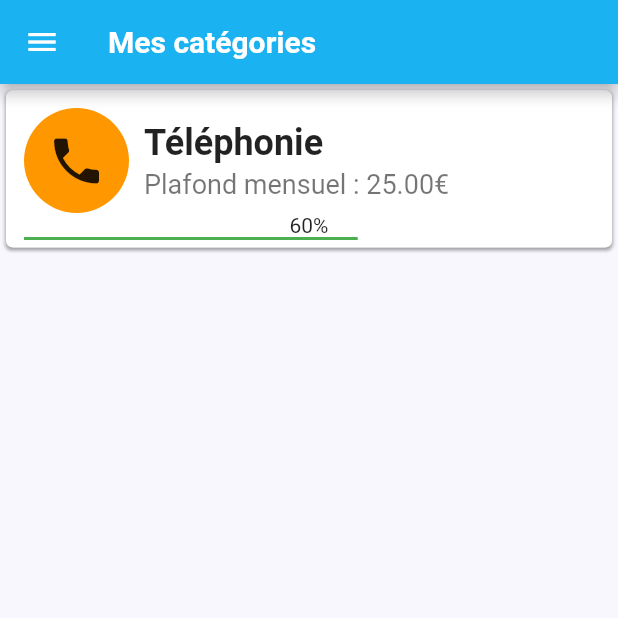
After one commit to KozlovAntoine/budjet-app, a Flutter app: the PageCategories screen opened directly, on a phone screen of 412 x 824 dp, the top half of it. The commit adds this screen. Run offline on Flutter 3.47's test engine with Material 2 defaults, Android fonts, the phone set to English and light mode, and no system bars; our stand-ins replace dotted_border.

Commit message:
Added categorie card and page

```diff
--- a/lib/main.dart
+++ b/lib/main.dart
@@ -1,4 +1,4 @@
-import 'package:budjet_app/pages/views/PageCompte.dart';
+import 'package:budjet_app/pages/views/PageComptes.dart';
 import 'package:flutter/material.dart';
 
 void main() {
--- a/lib/pages/menu/SideMenu.dart
+++ b/lib/pages/menu/SideMenu.dart
@@ -1,6 +1,7 @@
-import 'package:budjet_app/pages/views/PageCompte.dart';
+import 'package:budjet_app/pages/views/PageCategories.dart';
+import 'package:budjet_app/pages/views/PageComptes.dart';
 import 'package:budjet_app/pages/views/PageTransactions.dart';
-import 'package:budjet_app/pages/views/PageVirement.dart';
+import 'package:budjet_app/pages/views/PageVirements.dart';
 import 'package:flutter/material.dart';
 
 class SideMenu extends StatelessWidget {
@@ -35,6 +36,9 @@ class SideMenu extends StatelessWidget {
             title: Text("Categories"),
             onTap: () {
               Navigator.of(context).pop();
+              Navigator.of(context).pushReplacement(MaterialPageRoute(
+                builder: (context) => PageCategories(),
+              ));
             },
           ),
           ListTile(
--- /dev/null
+++ b/lib/pages/views/PageCategories.dart
@@ -0,0 +1,41 @@
+import 'package:budjet_app/classes/Categorie.dart';
+import 'package:budjet_app/pages/menu/SideMenu.dart';
+import 'package:budjet_app/pages/views/cards/CategorieCard.dart';
+import 'package:flutter/material.dart';
+
+class PageCategories extends StatefulWidget {
+  @override
+  _PageCategoriesState createState() => _PageCategoriesState();
+}
+
+class _PageCategoriesState extends State<PageCategories> {
+  @override
+  Widget build(BuildContext context) {
+    return Scaffold(
+      drawer: SideMenu(),
+      appBar: AppBar(
+        iconTheme: IconThemeData(color: Colors.white),
+        title: Text(
+          "Mes catégories",
+          style: TextStyle(
+            color: Colors.white,
+            fontSize: 20,
+            fontWeight: FontWeight.w700,
+          ),
+        ),
+      ),
+      body: ListView(
+        children: [
+          CategorieCard(
+            categorie: Categorie(
+                nom: 'Téléphonie',
+                color: Colors.orange,
+                icon: Icons.phone,
+                plafond: 25),
+            pourcentage: 60,
+          )
+        ],
+      ),
+    );
+  }
+}
--- /dev/null
+++ b/lib/pages/views/cards/CategorieCard.dart
@@ -0,0 +1,92 @@
+import 'package:budjet_app/classes/Categorie.dart';
+import 'package:flutter/material.dart';
+
+class CategorieCard extends StatelessWidget {
+  final Categorie categorie;
+  final double pourcentage;
+  CategorieCard({required this.categorie, required this.pourcentage});
+
+  @override
+  Widget build(BuildContext context) {
+    return Card(
+      child: Container(
+        //Container that does the shadow
+        decoration: BoxDecoration(
+          color: Colors.white,
+          borderRadius: BorderRadius.circular(5),
+          boxShadow: [
+            BoxShadow(
+              color: Colors.black.withOpacity(0.15),
+              spreadRadius: 1,
+              blurRadius: 1,
+              offset: Offset(0, 1), // changes position of shadow
+            ),
+          ],
+        ),
+        child: Padding(
+          padding: const EdgeInsets.only(
+            top: 12,
+            left: 12,
+            right: 12,
+            bottom: 5,
+          ),
+          child: Column(
+            crossAxisAlignment: CrossAxisAlignment.start,
+            mainAxisSize: MainAxisSize.min,
+            children: [
+              Row(
+                children: [
+                  Container(
+                    width: 70,
+                    height: 70,
+                    decoration: new BoxDecoration(
+                      color: categorie.color,
+                      shape: BoxShape.circle,
+                    ),
+                    child: Icon(
+                      categorie.icon,
+                      size: 40,
+                    ),
+                  ),
+                  SizedBox(width: 10),
+                  Column(
+                    crossAxisAlignment: CrossAxisAlignment.start,
+                    mainAxisAlignment: MainAxisAlignment.spaceEvenly,
+                    children: [
+                      Text(
+                        categorie.nom,
+                        style: TextStyle(
+                            fontFamily: 'Roboto',
+                            fontWeight: FontWeight.w700,
+                            fontSize: 24),
+                      ),
+                      SizedBox(height: 3),
+                      Text(
+                          'Plafond mensuel : ' +
+                              categorie.plafond.toStringAsFixed(2) +
+                              '€',
+                          style:
+                              TextStyle(fontSize: 18, color: Colors.black54)),
+                    ],
+                  ),
+                ],
+              ),
+              Row(
+                children: [
+                  Spacer(),
+                  Text(pourcentage.toStringAsFixed(0) + '%'),
+                  Spacer(),
+                ],
+              ),
+              Container(
+                height: 2.0,
+                width: MediaQuery.of(context).size.width * 0.54,
+                color: Colors.green,
+              ),
+            ],
+          ),
+        ),
+      ),
+    );
+  }
+}
```
Also changed, not shown: lib/pages/views/PageComptes.dart (renamed from lib/pages/views/PageCompte.dart), lib/pages/views/PageVirements.dart (renamed from lib/pages/views/PageVirement.dart).
